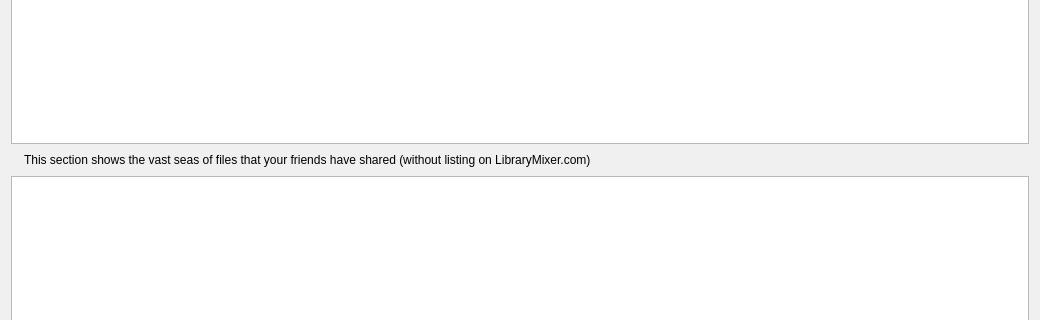
First picture: the form in MixologistGui/gui/FriendsLibraryDialog.ui, repository rebeccaskinner/The-Mixologist, before the edit; both pictures show x 0 to 1040 and y 306 to 626 of the 1040 by 865 pixel window.
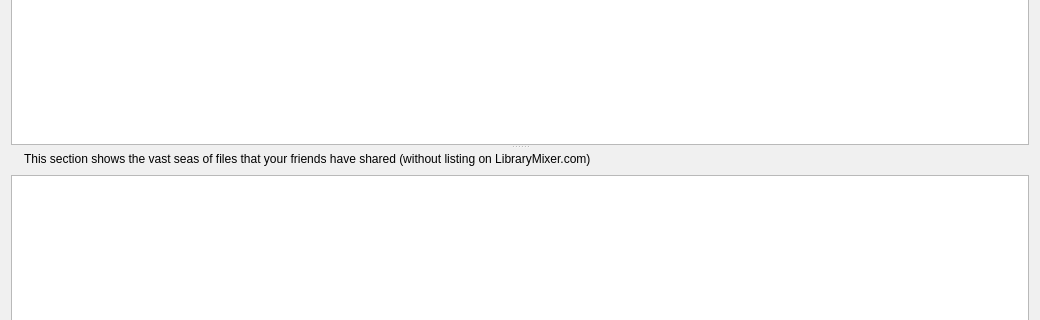
Second picture: the form after the edit. Icons and pictures are not drawn.

Commit message: Improvement: Changed dialogs to use splitters with non-collapsible children

Patch:
```diff
--- a/MixologistGui/gui/FriendsLibraryDialog.ui
+++ b/MixologistGui/gui/FriendsLibraryDialog.ui
@@ -557,6 +557,14 @@
     </layout>
    </item>
    <item>
+    <widget class="QSplitter" name="splitter">
+     <property name="orientation">
+      <enum>Qt::Vertical</enum>
+     </property>
+     <property name="childrenCollapsible">
+      <bool>false</bool>
+     </property>
+     <widget class="QWidget" name="">
     <layout class="QVBoxLayout" name="verticalLayout">
      <item>
       <layout class="QHBoxLayout" name="horizontalLayout_3">
@@ -627,8 +635,8 @@
       </widget>
      </item>
     </layout>
-   </item>
-   <item>
+     </widget>
+     <widget class="QWidget" name="">
     <layout class="QVBoxLayout" name="offLMLayout">
      <item>
       <layout class="QHBoxLayout" name="offLMHeaderLayout">
@@ -696,6 +704,8 @@
       </widget>
      </item>
     </layout>
+     </widget>
+    </widget>
    </item>
   </layout>
  </widget>
```
Left out of the diff: 2 changed lines with no effect on the pictures. Lines whose indentation alone changed are shown as unchanged. The commit also changes 2 other files.
